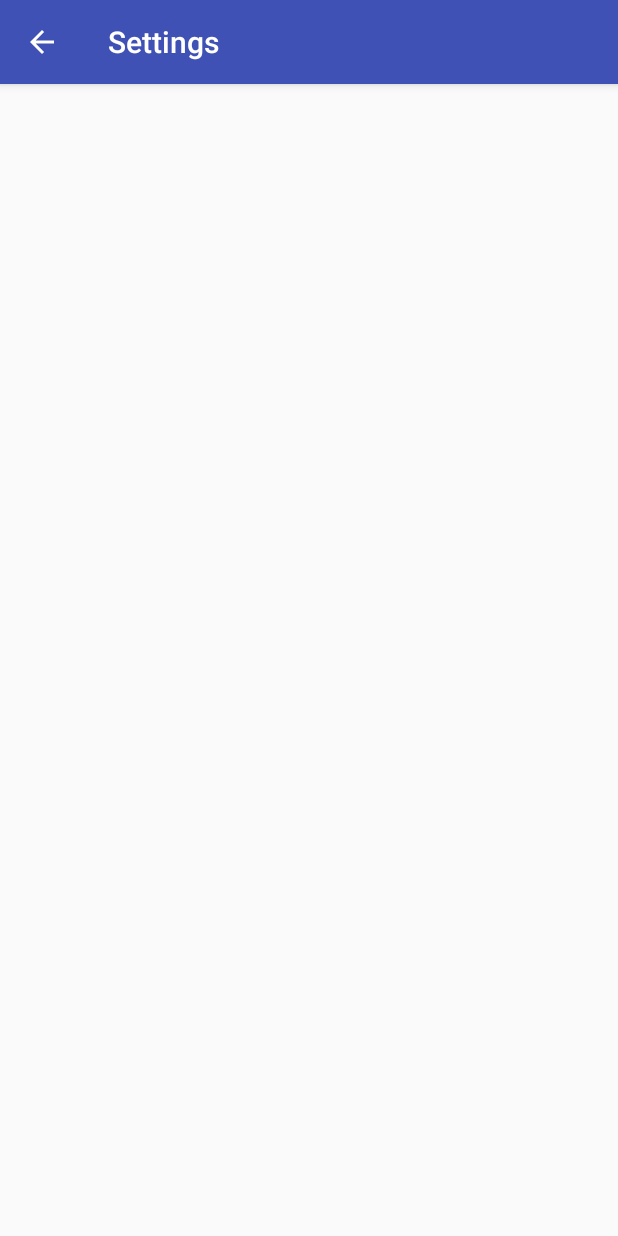
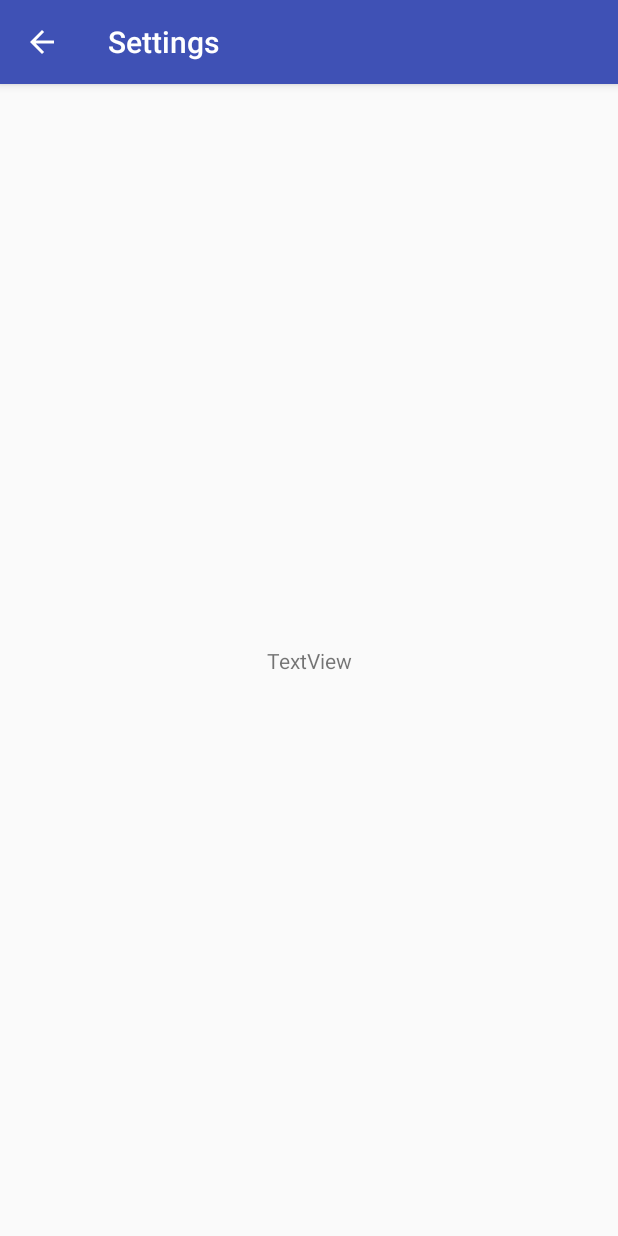
Before and after one commit to dturant/MeetApp, an Android app: the Settings screen opened directly, with no data from a screen before it, on a phone screen of 412 x 824 dp. Run offline under Robolectric (Android 15) with nearby library versions, the phone set to English and light mode, and no system bars.

Commit message:
Teste Ricardo

```diff
--- a/app/src/main/res/layout/content_settings.xml
+++ b/app/src/main/res/layout/content_settings.xml
@@ -8,4 +8,13 @@
     tools:context="com.example.dagna.meetapp.Settings"
     tools:showIn="@layout/activity_settings">
 
+    <TextView
+        android:id="@+id/textViewSettings"
+        android:layout_width="wrap_content"
+        android:layout_height="wrap_content"
+        android:text="TextView"
+        app:layout_constraintLeft_toLeftOf="parent"
+        app:layout_constraintTop_toTopOf="parent"
+        app:layout_constraintBottom_toBottomOf="parent"
+        app:layout_constraintRight_toRightOf="parent" />
 </android.support.constraint.ConstraintLayout>
```
